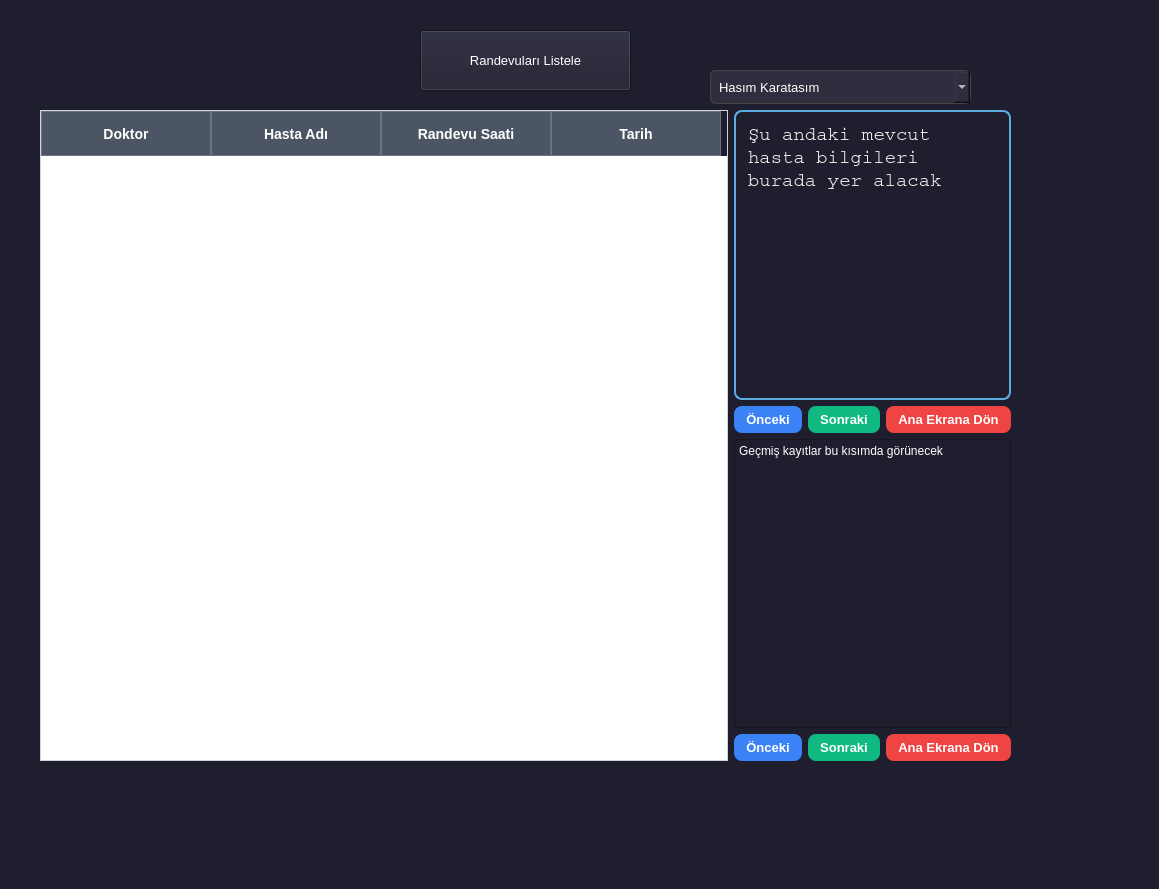
This is src/randevular.ui in vy-randevu-yonetim-sistemi/randevu-yonetim-sistemi as Qt 5 draws it before an edit. The edited form follows.
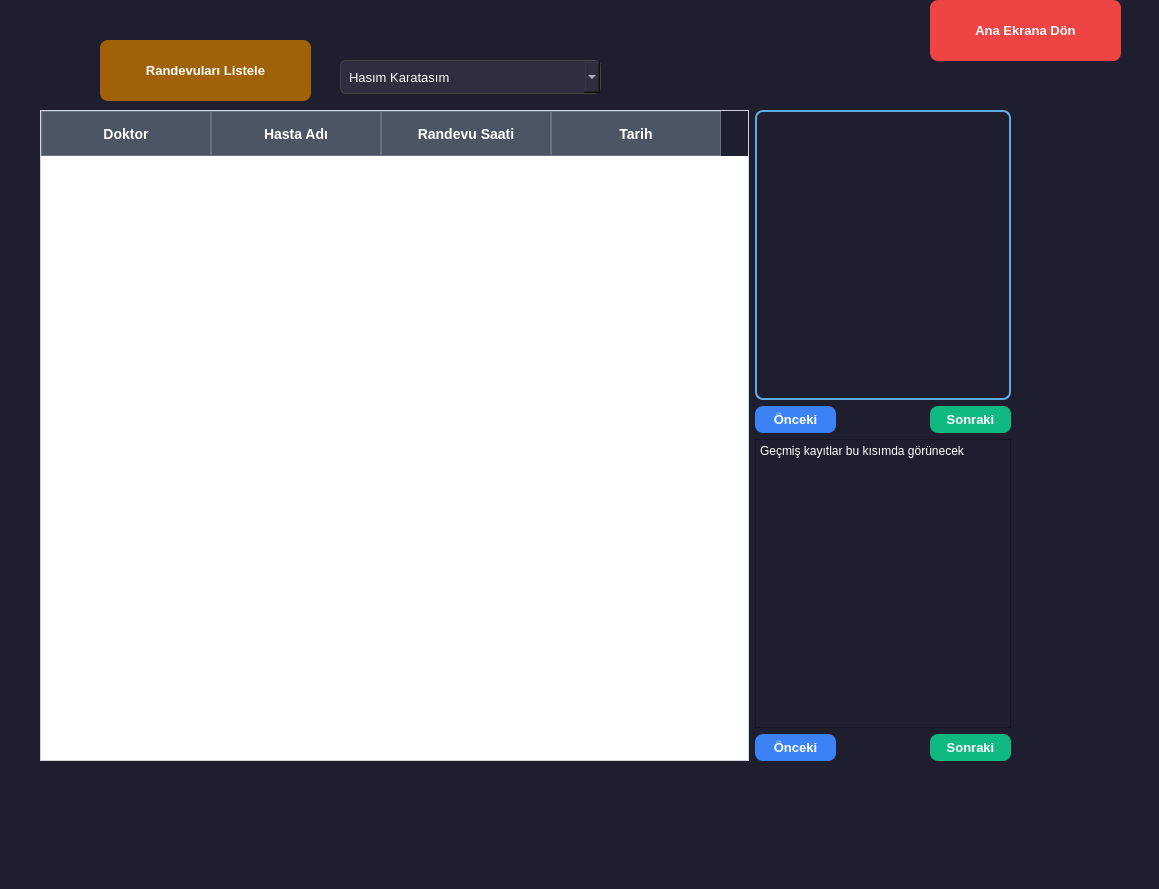
This is the edited form.

```diff
--- a/src/randevular.ui
+++ b/src/randevular.ui
@@ -39,69 +39,6 @@
      </rect>
     </property>
     <layout class="QGridLayout" name="gridLayout">
-     <item row="3" column="1">
-      <widget class="QPushButton" name="pushButton_5">
-       <property name="styleSheet">
-        <string notr="true">QPushButton {
-    background-color: #3b82f6;
-    color: white;
-    font-weight: bold;
-    border: none;
-    border-radius: 8px;
-    padding: 6px 12px;
-}
-
-QPushButton:hover {
-    background-color: #2563eb;
-}</string>
-       </property>
-       <property name="text">
-        <string>Önceki</string>
-       </property>
-      </widget>
-     </item>
-     <item row="1" column="3">
-      <widget class="QPushButton" name="pushButton_3">
-       <property name="styleSheet">
-        <string notr="true">QPushButton {
-    background-color: #ef4444; /* Kırmızı tonu */
-    color: white;
-    font-weight: bold;
-    border: none;
-    border-radius: 8px;
-    padding: 6px 12px;
-}
-
-QPushButton:hover {
-    background-color: #b91c1c;
-}</string>
-       </property>
-       <property name="text">
-        <string>Ana Ekrana Dön</string>
-       </property>
-      </widget>
-     </item>
-     <item row="3" column="2">
-      <widget class="QPushButton" name="pushButton_4">
-       <property name="styleSheet">
-        <string notr="true">QPushButton {
-    background-color: #10b981; /* Yeşil tonu */
-    color: white;
-    font-weight: bold;
-    border: none;
-    border-radius: 8px;
-    padding: 6px 12px;
-}
-
-QPushButton:hover {
-    background-color: #059669;
-}</string>
-       </property>
-       <property name="text">
-        <string>Sonraki</string>
-       </property>
-      </widget>
-     </item>
      <item row="1" column="1">
       <widget class="QPushButton" name="pushButton">
        <property name="styleSheet">
@@ -123,6 +60,64 @@
        </property>
       </widget>
      </item>
+     <item row="0" column="1" colspan="3">
+      <widget class="QTextEdit" name="textEdit">
+       <property name="font">
+        <font>
+         <family>Consolas</family>
+         <pointsize>-1</pointsize>
+        </font>
+       </property>
+       <property name="styleSheet">
+        <string notr="true">
+QTextEdit {
+    background-color: #1e1e2f;
+    color: #f8f8f2;
+    font-family: Consolas, Courier, monospace;
+    font-size: 14px;
+    border: 2px solid #5dade2;
+    border-radius: 8px;
+    padding: 8px;
+	width:200px;
+	height:100px;
+}</string>
+       </property>
+       <property name="readOnly">
+        <bool>true</bool>
+       </property>
+       <property name="html">
+        <string>&lt;!DOCTYPE HTML PUBLIC &quot;-//W3C//DTD HTML 4.0//EN&quot; &quot;http://www.w3.org/TR/REC-html40/strict.dtd&quot;&gt;
+&lt;html&gt;&lt;head&gt;&lt;meta name=&quot;qrichtext&quot; content=&quot;1&quot; /&gt;&lt;meta charset=&quot;utf-8&quot; /&gt;&lt;style type=&quot;text/css&quot;&gt;
+p, li { white-space: pre-wrap; }
+hr { height: 1px; border-width: 0; }
+li.unchecked::marker { content: &quot;\2610&quot;; }
+li.checked::marker { content: &quot;\2612&quot;; }
+&lt;/style&gt;&lt;/head&gt;&lt;body style=&quot; font-family:'Consolas','Courier','monospace'; font-size:14px; font-weight:400; font-style:normal;&quot;&gt;
+&lt;p style=&quot;-qt-paragraph-type:empty; margin-top:0px; margin-bottom:0px; margin-left:0px; margin-right:0px; -qt-block-indent:0; text-indent:0px;&quot;&gt;&lt;br /&gt;&lt;/p&gt;&lt;/body&gt;&lt;/html&gt;</string>
+       </property>
+      </widget>
+     </item>
+     <item row="1" column="3">
+      <widget class="QPushButton" name="btnUstSonraki">
+       <property name="styleSheet">
+        <string notr="true">QPushButton {
+    background-color: #10b981; /* Yeşil tonu */
+    color: white;
+    font-weight: bold;
+    border: none;
+    border-radius: 8px;
+    padding: 6px 12px;
+}
+
+QPushButton:hover {
+    background-color: #059669;
+}</string>
+       </property>
+       <property name="text">
+        <string>Sonraki</string>
+       </property>
+      </widget>
+     </item>
      <item row="0" column="0" rowspan="4">
       <widget class="QTableWidget" name="tableWidget">
        <property name="styleSheet">
@@ -222,86 +217,6 @@
        </column>
       </widget>
      </item>
-     <item row="1" column="2">
-      <widget class="QPushButton" name="btnSonrakiRandevu">
-       <property name="styleSheet">
-        <string notr="true">QPushButton {
-    background-color: #10b981; /* Yeşil tonu */
-    color: white;
-    font-weight: bold;
-    border: none;
-    border-radius: 8px;
-    padding: 6px 12px;
-}
-
-QPushButton:hover {
-    background-color: #059669;
-}</string>
-       </property>
-       <property name="text">
-        <string>Sonraki</string>
-       </property>
-      </widget>
-     </item>
-     <item row="0" column="1" colspan="3">
-      <widget class="QTextEdit" name="textEdit">
-       <property name="font">
-        <font>
-         <family>Consolas</family>
-         <pointsize>-1</pointsize>
-        </font>
-       </property>
-       <property name="styleSheet">
-        <string notr="true">
-QTextEdit {
-    background-color: #1e1e2f;
-    color: #f8f8f2;
-    font-family: Consolas, Courier, monospace;
-    font-size: 14px;
-    border: 2px solid #5dade2;
-    border-radius: 8px;
-    padding: 8px;
-	width:200px;
-	height:100px;
-}</string>
-       </property>
-       <property name="readOnly">
-        <bool>true</bool>
-       </property>
-       <property name="html">
-        <string>&lt;!DOCTYPE HTML PUBLIC &quot;-//W3C//DTD HTML 4.0//EN&quot; &quot;http://www.w3.org/TR/REC-html40/strict.dtd&quot;&gt;
-&lt;html&gt;&lt;head&gt;&lt;meta name=&quot;qrichtext&quot; content=&quot;1&quot; /&gt;&lt;meta charset=&quot;utf-8&quot; /&gt;&lt;style type=&quot;text/css&quot;&gt;
-p, li { white-space: pre-wrap; }
-hr { height: 1px; border-width: 0; }
-li.unchecked::marker { content: &quot;\2610&quot;; }
-li.checked::marker { content: &quot;\2612&quot;; }
-&lt;/style&gt;&lt;/head&gt;&lt;body style=&quot; font-family:'Consolas','Courier','monospace'; font-size:14px; font-weight:400; font-style:normal;&quot;&gt;
-&lt;p style=&quot; margin-top:0px; margin-bottom:0px; margin-left:0px; margin-right:0px; -qt-block-indent:0; text-indent:0px;&quot;&gt;&lt;span style=&quot; font-family:'Segoe UI'; font-size:14pt;&quot;&gt;Şu andaki mevcut hasta bilgileri burada yer alacak&lt;/span&gt;&lt;/p&gt;
-&lt;p style=&quot;-qt-paragraph-type:empty; margin-top:0px; margin-bottom:0px; margin-left:0px; margin-right:0px; -qt-block-indent:0; text-indent:0px; font-family:'Segoe UI'; font-size:14pt;&quot;&gt;&lt;br /&gt;&lt;/p&gt;&lt;/body&gt;&lt;/html&gt;</string>
-       </property>
-      </widget>
-     </item>
-     <item row="3" column="3">
-      <widget class="QPushButton" name="pushButton_6">
-       <property name="styleSheet">
-        <string notr="true">QPushButton {
-    background-color: #ef4444; /* Kırmızı tonu */
-    color: white;
-    font-weight: bold;
-    border: none;
-    border-radius: 8px;
-    padding: 6px 12px;
-}
-
-QPushButton:hover {
-    background-color: #b91c1c;
-}</string>
-       </property>
-       <property name="text">
-        <string>Ana Ekrana Dön</string>
-       </property>
-      </widget>
-     </item>
      <item row="2" column="1" colspan="3">
       <widget class="QTextEdit" name="textEdit_2">
        <property name="styleSheet">
@@ -323,17 +238,73 @@
        </property>
       </widget>
      </item>
+     <item row="3" column="1">
+      <widget class="QPushButton" name="btnAltOnceki">
+       <property name="styleSheet">
+        <string notr="true">QPushButton {
+    background-color: #3b82f6;
+    color: white;
+    font-weight: bold;
+    border: none;
+    border-radius: 8px;
+    padding: 6px 12px;
+}
+
+QPushButton:hover {
+    background-color: #2563eb;
+}</string>
+       </property>
+       <property name="text">
+        <string>Önceki</string>
+       </property>
+      </widget>
+     </item>
+     <item row="3" column="3">
+      <widget class="QPushButton" name="btnAltSonraki">
+       <property name="styleSheet">
+        <string notr="true">QPushButton {
+    background-color: #10b981; /* Yeşil tonu */
+    color: white;
+    font-weight: bold;
+    border: none;
+    border-radius: 8px;
+    padding: 6px 12px;
+}
+
+QPushButton:hover {
+    background-color: #059669;
+}</string>
+       </property>
+       <property name="text">
+        <string>Sonraki</string>
+       </property>
+      </widget>
+     </item>
     </layout>
    </widget>
    <widget class="QPushButton" name="btnAnaSayfa">
     <property name="geometry">
      <rect>
-      <x>420</x>
-      <y>30</y>
+      <x>100</x>
+      <y>40</y>
       <width>211</width>
       <height>61</height>
      </rect>
     </property>
+    <property name="styleSheet">
+     <string notr="true">QPushButton {
+    background-color: #a16207;
+    color: white;
+    font-weight: bold;
+    border: none;
+    border-radius: 8px;
+    padding: 6px 12px;
+}
+
+QPushButton:hover {
+    background-color: #713f12;
+}</string>
+    </property>
     <property name="text">
      <string>Randevuları Listele</string>
     </property>
@@ -341,8 +312,8 @@
    <widget class="QComboBox" name="comboBoxDoktor">
     <property name="geometry">
      <rect>
-      <x>710</x>
-      <y>70</y>
+      <x>340</x>
+      <y>60</y>
       <width>261</width>
       <height>34</height>
      </rect>
@@ -394,6 +365,33 @@
      </property>
     </item>
    </widget>
+   <widget class="QPushButton" name="pushButton_3">
+    <property name="geometry">
+     <rect>
+      <x>930</x>
+      <y>0</y>
+      <width>191</width>
+      <height>61</height>
+     </rect>
+    </property>
+    <property name="styleSheet">
+     <string notr="true">QPushButton {
+    background-color: #ef4444; /* Kırmızı tonu */
+    color: white;
+    font-weight: bold;
+    border: none;
+    border-radius: 8px;
+    padding: 6px 12px;
+}
+
+QPushButton:hover {
+    background-color: #b91c1c;
+}</string>
+    </property>
+    <property name="text">
+     <string>Ana Ekrana Dön</string>
+    </property>
+   </widget>
   </widget>
   <widget class="QMenuBar" name="menubar">
    <property name="geometry">
```
Left out of the diff: 4 changed lines with no effect on the pictures.
